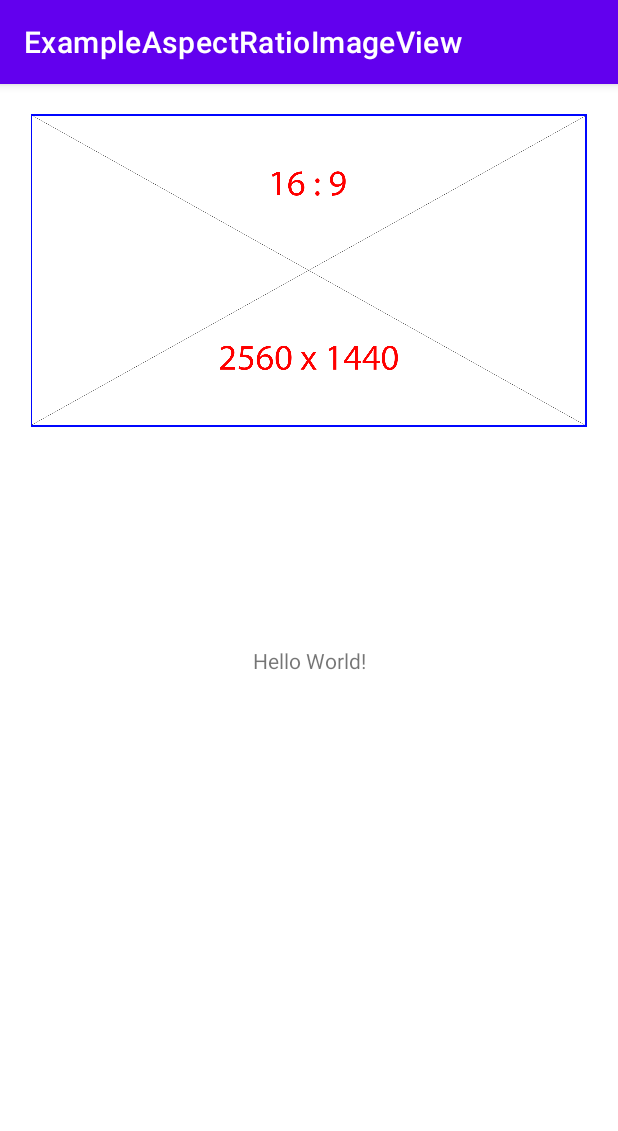
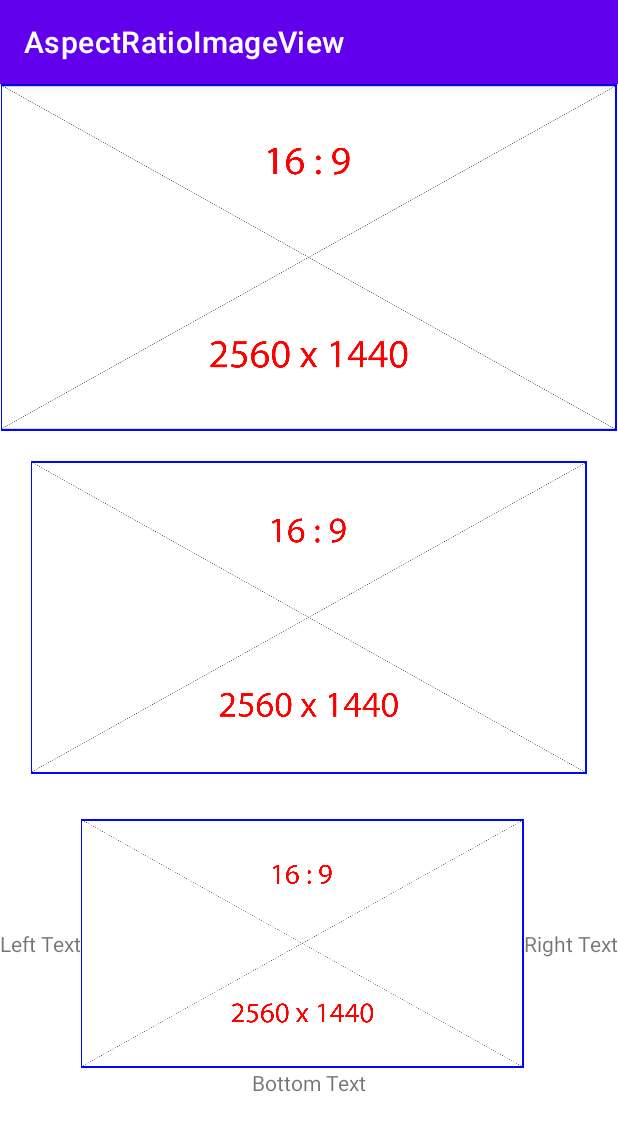
Before and after one commit to svlilyas/AspectRatioImageView, an Android app: the screen it shows after launch (MainActivity), on a phone screen of 412 x 824 dp. Shown: the top 1131 px of the screen. Run offline under Robolectric (Android 15) with nearby library versions, the phone set to English and light mode, and no system bars.

Commit message:
Changing App Name

```diff
--- a/app/src/main/AndroidManifest.xml
+++ b/app/src/main/AndroidManifest.xml
@@ -8,7 +8,7 @@
         android:label="@string/app_name"
         android:roundIcon="@mipmap/ic_launcher_round"
         android:supportsRtl="true"
-        android:theme="@style/Theme.ExampleAspectRatioImageView">
+        android:theme="@style/Theme.AspectRatioImageView">
         <activity
             android:name=".MainActivity"
             android:exported="true">
--- a/app/src/main/res/layout/activity_main.xml
+++ b/app/src/main/res/layout/activity_main.xml
@@ -1,27 +1,78 @@
 <?xml version="1.0" encoding="utf-8"?>
 <androidx.constraintlayout.widget.ConstraintLayout xmlns:android="http://schemas.android.com/apk/res/android"
     xmlns:app="http://schemas.android.com/apk/res-auto"
-    xmlns:tools="http://schemas.android.com/tools"
     android:layout_width="match_parent"
     android:layout_height="match_parent">
 
     <com.svlilyas.aspectratioimageview.AspectRatioImageView
-        android:layout_width="match_parent"
+        android:id="@+id/aspectRatioImageView1"
+        android:layout_width="0dp"
         android:layout_height="0dp"
-        android:layout_margin="20dp"
         android:src="@drawable/img_2560x1440_16_9"
         app:ari_ratio="0.5625"
         app:layout_constraintEnd_toEndOf="parent"
         app:layout_constraintStart_toStartOf="parent"
         app:layout_constraintTop_toTopOf="parent" />
 
-    <TextView
-        android:layout_width="wrap_content"
+    <com.svlilyas.aspectratioimageview.AspectRatioImageView
+        android:id="@+id/aspectRatioImageView2"
+        android:layout_width="match_parent"
+        android:layout_height="0dp"
+        android:layout_marginHorizontal="20dp"
+        android:layout_marginTop="20dp"
+        android:src="@drawable/img_2560x1440_16_9"
+        app:ari_ratio="0.5625"
+        app:layout_constraintEnd_toEndOf="parent"
+        app:layout_constraintStart_toStartOf="parent"
+        app:layout_constraintTop_toBottomOf="@id/aspectRatioImageView1" />
+
+    <androidx.constraintlayout.widget.ConstraintLayout
+        android:layout_width="0dp"
         android:layout_height="wrap_content"
-        android:text="Hello World!"
-        app:layout_constraintBottom_toBottomOf="parent"
-        app:layout_constraintLeft_toLeftOf="parent"
-        app:layout_constraintRight_toRightOf="parent"
-        app:layout_constraintTop_toTopOf="parent" />
+        android:paddingVertical="10dp"
+        app:layout_constraintEnd_toEndOf="parent"
+        app:layout_constraintStart_toStartOf="parent"
+        app:layout_constraintTop_toBottomOf="@id/aspectRatioImageView2">
+
+        <androidx.appcompat.widget.AppCompatTextView
+            android:id="@+id/leftTextView"
+            android:layout_width="wrap_content"
+            android:layout_height="wrap_content"
+            android:text="@string/left_text"
+            app:layout_constraintBottom_toBottomOf="parent"
+            app:layout_constraintStart_toStartOf="parent"
+            app:layout_constraintTop_toTopOf="parent" />
+
+        <androidx.appcompat.widget.AppCompatTextView
+            android:id="@+id/rightTextView"
+            android:layout_width="wrap_content"
+            android:layout_height="wrap_content"
+            android:text="@string/right_text"
+            app:layout_constraintBottom_toBottomOf="parent"
+            app:layout_constraintEnd_toEndOf="parent"
+            app:layout_constraintTop_toTopOf="parent" />
+
+        <com.svlilyas.aspectratioimageview.AspectRatioImageView
+            android:id="@+id/aspectRatioImageView3"
+            android:layout_width="0dp"
+            android:layout_height="wrap_content"
+            android:layout_marginTop="20dp"
+            android:src="@drawable/img_2560x1440_16_9"
+            app:ari_ratio="0.5625"
+            app:layout_constraintBottom_toTopOf="@+id/bottomTextView"
+            app:layout_constraintEnd_toStartOf="@+id/rightTextView"
+            app:layout_constraintStart_toEndOf="@+id/leftTextView"
+            app:layout_constraintTop_toTopOf="parent" />
+
+        <androidx.appcompat.widget.AppCompatTextView
+            android:id="@+id/bottomTextView"
+            android:layout_width="wrap_content"
+            android:layout_height="wrap_content"
+            android:text="@string/bottom_text"
+            app:layout_constraintBottom_toBottomOf="parent"
+            app:layout_constraintEnd_toEndOf="parent"
+            app:layout_constraintStart_toStartOf="parent" />
+
+    </androidx.constraintlayout.widget.ConstraintLayout>
 
 </androidx.constraintlayout.widget.ConstraintLayout>
--- a/app/src/main/res/values-night/themes.xml
+++ b/app/src/main/res/values-night/themes.xml
@@ -1,6 +1,6 @@
 <resources xmlns:tools="http://schemas.android.com/tools">
     <!-- Base application theme. -->
-    <style name="Theme.ExampleAspectRatioImageView" parent="Theme.MaterialComponents.DayNight.DarkActionBar">
+    <style name="Theme.AspectRatioImageView" parent="Theme.MaterialComponents.DayNight.DarkActionBar">
         <!-- Primary brand color. -->
         <item name="colorPrimary">@color/purple_200</item>
         <item name="colorPrimaryVariant">@color/purple_700</item>
--- a/app/src/main/res/values/strings.xml
+++ b/app/src/main/res/values/strings.xml
@@ -1,3 +1,6 @@
 <resources>
-    <string name="app_name">ExampleAspectRatioImageView</string>
+    <string name="app_name">AspectRatioImageView</string>
+    <string name="left_text">Left Text</string>
+    <string name="right_text">Right Text</string>
+    <string name="bottom_text">Bottom Text</string>
 </resources>
--- a/app/src/main/res/values/themes.xml
+++ b/app/src/main/res/values/themes.xml
@@ -1,6 +1,6 @@
 <resources xmlns:tools="http://schemas.android.com/tools">
     <!-- Base application theme. -->
-    <style name="Theme.ExampleAspectRatioImageView" parent="Theme.MaterialComponents.DayNight.DarkActionBar">
+    <style name="Theme.AspectRatioImageView" parent="Theme.MaterialComponents.DayNight.DarkActionBar">
         <!-- Primary brand color. -->
         <item name="colorPrimary">@color/purple_500</item>
         <item name="colorPrimaryVariant">@color/purple_700</item>
--- a/settings.gradle
+++ b/settings.gradle
@@ -6,6 +6,6 @@ dependencyResolutionManagement {
         jcenter() // Warning: this repository is going to shut down soon
     }
 }
-rootProject.name = "ExampleAspectRatioImageView"
+rootProject.name = "AspectRatioImageView"
 include ':app'
 include ':aspectratioimageview'
```
